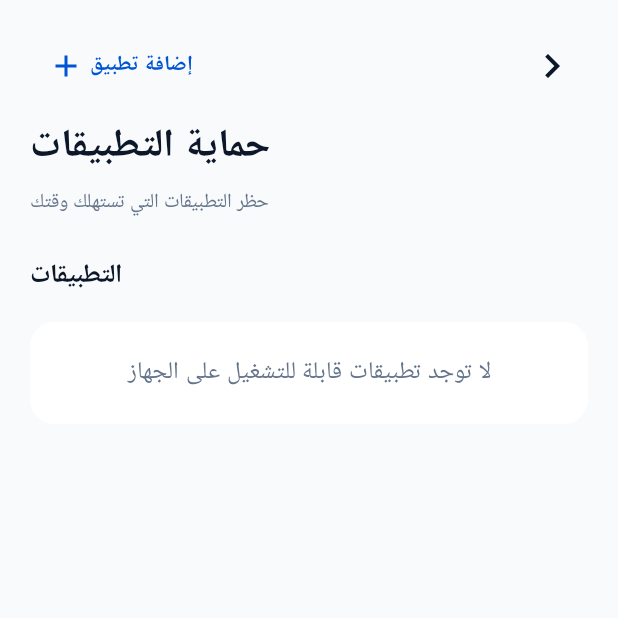
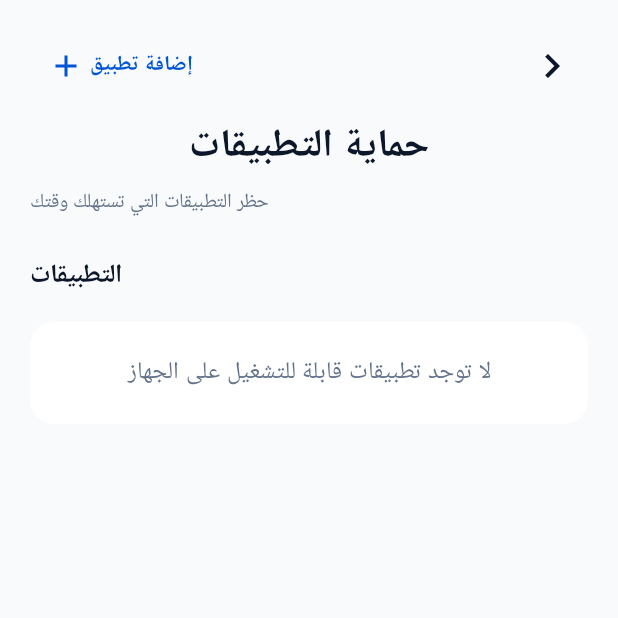
Before and after one commit to Ufutdiydixux7t/MindShied_Ai, an Android app built with Jetpack Compose: the composable AppProtectionSubScreen shown on its own in the app's theme, on a phone screen of 412 x 824 dp, the top half of it. Run offline under Robolectric (Android 15) with nearby library versions, the phone set to English and light mode, and no system bars; pictures from the network do not load.

Commit message:
Polish reels return flow and centered navigation

```diff
--- a/app/src/main/java/com/mindguard/feature/protection/ProtectionScreen.kt
+++ b/app/src/main/java/com/mindguard/feature/protection/ProtectionScreen.kt
@@ -335,13 +335,19 @@ fun AppProtectionSubScreen(
 
             Spacer(modifier = Modifier.height(8.dp))
 
+            Box(
+                modifier = Modifier.fillMaxWidth(),
+                contentAlignment = Alignment.Center
+            ) {
                 Text(
                     text = "حماية التطبيقات",
                     style = MaterialTheme.typography.headlineMedium,
                     fontWeight = FontWeight.Bold,
                     fontSize = 26.sp,
-                color = MaterialTheme.colorScheme.onBackground
+                    color = MaterialTheme.colorScheme.onBackground,
+                    textAlign = androidx.compose.ui.text.style.TextAlign.Center
                 )
+            }
 
             Spacer(modifier = Modifier.height(4.dp))
 
--- a/app/src/main/java/com/mindguard/platform/accessibility/MindGuardAccessibilityService.kt
+++ b/app/src/main/java/com/mindguard/platform/accessibility/MindGuardAccessibilityService.kt
@@ -24,6 +24,7 @@ class MindGuardAccessibilityService : AccessibilityService() {
     private var lastFrozenActionAt = 0L
     private var activeShortVideoPackage: String? = null
     private var overlayTargetPackage: String? = null
+    private var suppressReelsUntil = 0L
     private var reelsOverlay: View? = null
     private val mainHandler = Handler(Looper.getMainLooper())
 
@@ -48,6 +49,7 @@ class MindGuardAccessibilityService : AccessibilityService() {
     override fun onAccessibilityEvent(event: AccessibilityEvent?) {
         val packageName = event?.packageName?.toString() ?: return
         if (packageName == applicationContext.packageName) return
+        if (System.currentTimeMillis() < suppressReelsUntil) return
 
         val reelsSurface = isShortVideoSurface(event, packageName)
         updateUsage(packageName, reelsSurface)
@@ -211,6 +213,7 @@ class MindGuardAccessibilityService : AccessibilityService() {
                 trackedPackage = null
                 trackedSince = null
                 activeShortVideoPackage = null
+                suppressReelsUntil = System.currentTimeMillis() + 1500L
                 overlayTargetPackage = null
                 // Let WindowManager restore YouTube's window before reading
                 // its accessibility tree. Otherwise rootInActiveWindow may
```
Also changed, not shown: app/src/main/java/com/mindguard/core/components/BottomNavigationBar.kt (+16 -3 lines). Lines whose indentation alone changed are shown as unchanged.
